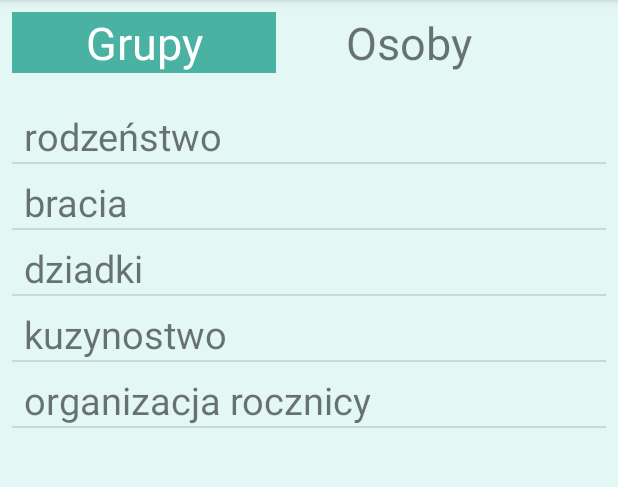
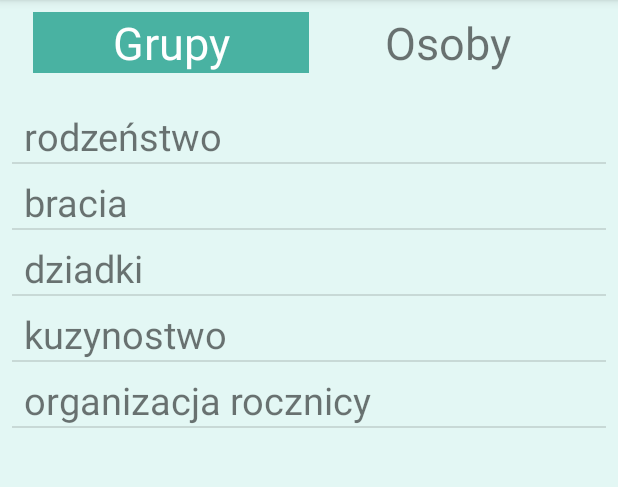
Before and after one commit to Kaatee/MobileFamily, an Android app: the MessagesActivity screen opened directly, with no data from a screen before it, on a phone screen of 412 x 824 dp, the part 84-571 px from its top. Run offline under Robolectric (Android 15) with nearby library versions, the phone set to English and light mode, and no system bars.

Commit message:
add: better event photos and messages appearence

```diff
--- a/app/src/main/res/layout/activity_menu.xml
+++ b/app/src/main/res/layout/activity_menu.xml
@@ -179,7 +179,7 @@
             <TextView
                 android:id="@+id/textView15"
                 android:layout_width="0dp"
-                android:layout_height="23dp"
+                android:layout_height="wrap_content"
                 android:layout_marginStart="8dp"
                 android:layout_marginTop="8dp"
                 android:layout_marginEnd="8dp"
--- a/app/src/main/res/layout/activity_messages.xml
+++ b/app/src/main/res/layout/activity_messages.xml
@@ -11,23 +11,23 @@
         android:id="@+id/constraintLayout16"
         android:layout_width="368dp"
         android:layout_height="57dp"
-        android:layout_marginStart="8dp"
         app:layout_constraintBottom_toTopOf="@+id/listView2"
+        app:layout_constraintEnd_toEndOf="parent"
         app:layout_constraintStart_toStartOf="parent"
         app:layout_constraintTop_toTopOf="parent">
 
         <android.support.constraint.ConstraintLayout
-            android:layout_width="352dp"
-            android:layout_height="0dp"
-            tools:layout_editor_absoluteX="8dp"
-            tools:layout_editor_absoluteY="8dp">
+            android:layout_width="0dp"
+            android:layout_height="wrap_content"
+            app:layout_constraintEnd_toEndOf="parent"
+            app:layout_constraintStart_toStartOf="parent">
 
             <TextView
                 android:id="@+id/groups"
                 android:layout_width="0dp"
                 android:layout_height="wrap_content"
+                android:layout_marginTop="8dp"
                 android:layout_marginBottom="8dp"
-                android:layout_marginTop="8dp"
                 android:text="Grupy"
                 android:textAlignment="center"
                 android:textSize="30sp"
@@ -41,8 +41,8 @@
                 android:id="@+id/people"
                 android:layout_width="0dp"
                 android:layout_height="wrap_content"
+                android:layout_marginTop="8dp"
                 android:layout_marginBottom="8dp"
-                android:layout_marginTop="8dp"
                 android:text="Osoby"
                 android:textAlignment="center"
                 android:textSize="30sp"
```
Also changed, not shown: app/src/main/res/layout/activity_event_photos.xml (+5 -2 lines), app/src/main/res/layout/activity_message_content.xml (+6 -6 lines).
